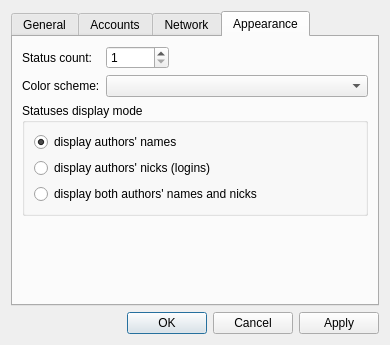
Qt form qtwitter-app/ui/settings.ui (ayoy/qtwitter) before a commit.
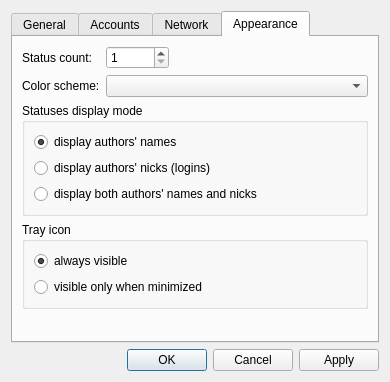
The same form after that commit. The open tabs and pages were chosen to show the change.

Commit message:
Added an option to show tray icon only when minimized.
TODO: Interaction with popup messages setting
(popups shouldn't appear without a tray icon).

[#70]

Patch:
```diff
--- a/qtwitter-app/ui/settings.ui
+++ b/qtwitter-app/ui/settings.ui
@@ -7,7 +7,7 @@
     <x>0</x>
     <y>0</y>
     <width>390</width>
-    <height>345</height>
+    <height>382</height>
    </rect>
   </property>
   <property name="sizePolicy">
@@ -409,6 +409,32 @@
          </layout>
         </widget>
        </item>
+       <item row="3" column="0" colspan="2">
+        <widget class="QGroupBox" name="trayIconGroupBox">
+         <property name="title">
+          <string>Tray icon</string>
+         </property>
+         <layout class="QVBoxLayout" name="verticalLayout_5">
+          <item>
+           <widget class="QRadioButton" name="trayIconAlwaysVisible">
+            <property name="text">
+             <string>always visible</string>
+            </property>
+            <property name="checked">
+             <bool>true</bool>
+            </property>
+           </widget>
+          </item>
+          <item>
+           <widget class="QRadioButton" name="trayIconVisibleWhenMinimized">
+            <property name="text">
+             <string>visible only when minimized</string>
+            </property>
+           </widget>
+          </item>
+         </layout>
+        </widget>
+       </item>
       </layout>
      </widget>
     </widget>
```
The commit also changes 3 other files.
